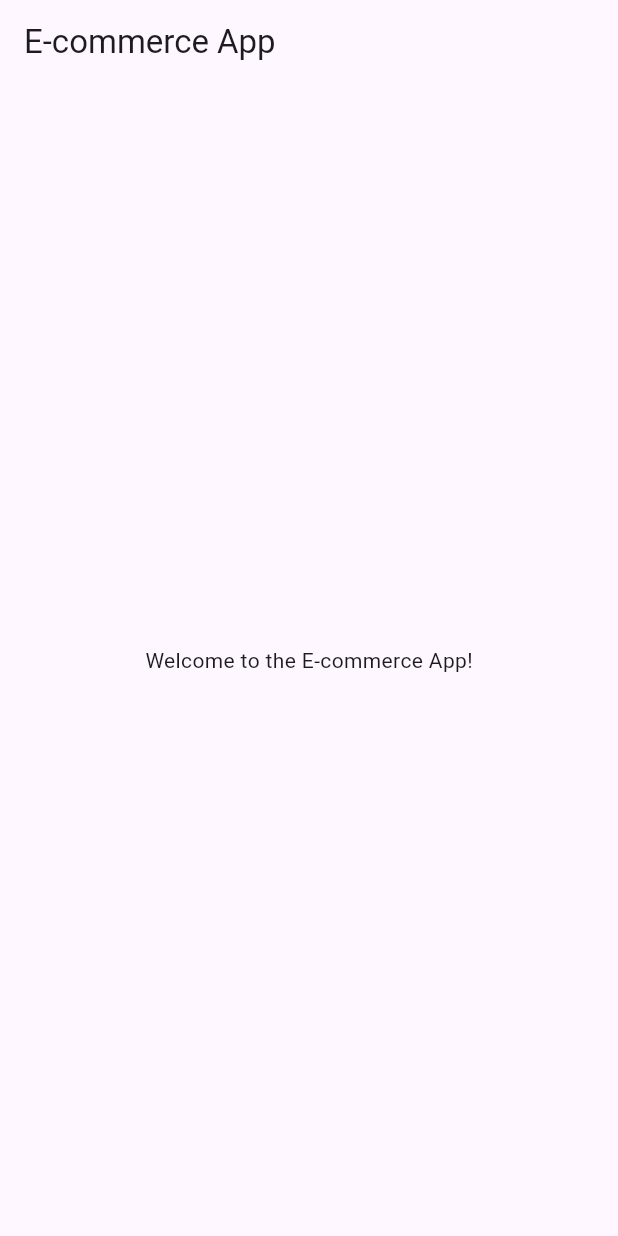
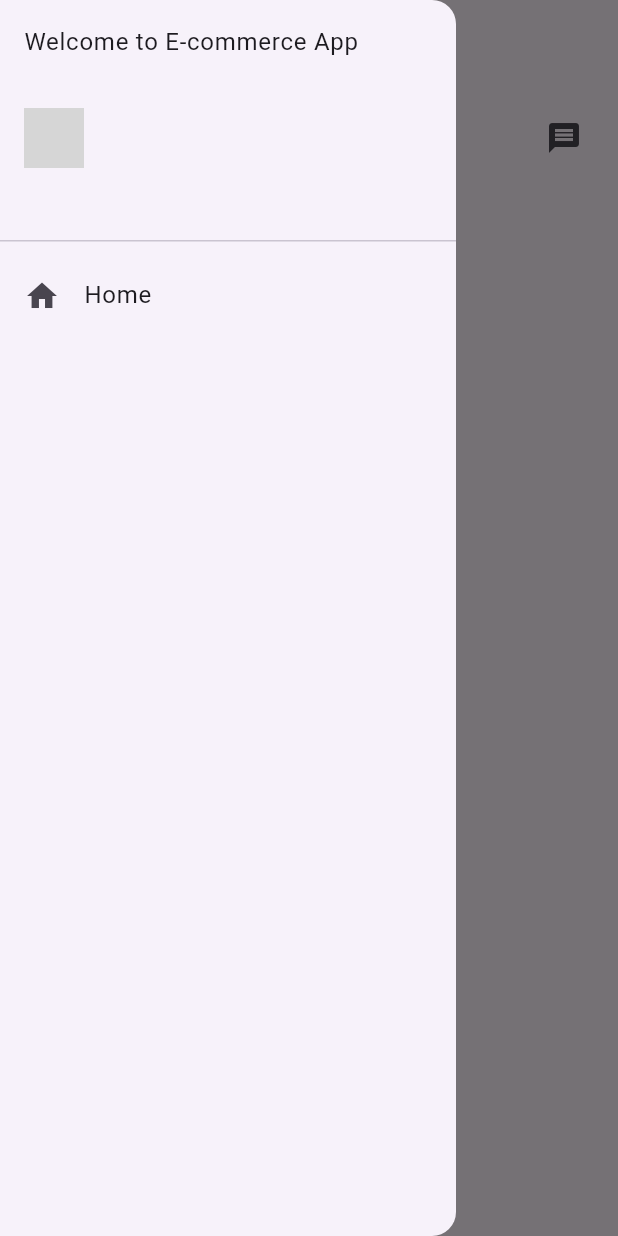
Before and after one commit to AbdullahBinShahid/FlutterSMIT, a Flutter app: the homepage screen opened directly, with the side drawer open (before the commit the screen has no drawer), on a phone screen of 412 x 824 dp. Run offline on Flutter 3.47's test engine with Material 3 defaults, Android fonts, the phone set to English and light mode, and no system bars; network calls fail; grey boxes are pictures that could not be loaded.

Commit message:
tabbar,navigation

```diff
--- a/lib/homepage.dart
+++ b/lib/homepage.dart
@@ -9,9 +9,40 @@
       appBar: AppBar(
         title: const Text('E-commerce App'),
       ),
-      body: const Center(
-        child: Text('Welcome to the E-commerce App!'),
-      )
+      body: ListView(
+        children: const [
+
+
+          ListTile(
+            leading: CircleAvatar(backgroundImage: NetworkImage("https://cdn.pixabay.com/photo/2024/07/13/07/40/cars-8891625_640.jpg"),),
+            title: Text('Abdullah '),
+            subtitle: Text('hi'),
+            trailing: Icon(Icons.message)
+          ),
+          ListTile(
+            leading: CircleAvatar(backgroundImage:AssetImage("Assets/images/images.jpg")),
+            title: Text('Product 2'),
+            subtitle: Text('Description of Product 2'),
+          ),
+          ListTile(
+            leading: Icon(Icons.shopping_cart),
+            title: Text('Product 3'),
+            subtitle: Text('Description of Product 3'),
+          ),
+        ],
+      ),
+      drawer:Drawer(
+
+        child:ListView(
+          children: [
+            DrawerHeader(child: Text('Welcome to E-commerce App')),
+          ListTile(
+            leading: Icon(Icons.home),
+            title: Text('Home'),
+
+          ),
+          ],
+        ))
     );
   }
 }
--- a/lib/main.dart
+++ b/lib/main.dart
@@ -1,5 +1,5 @@
 
-import 'package:ecommercesmit/homepage.dart';
+import 'package:ecommercesmit/profilepage.dart';
 import 'package:flutter/material.dart';
 
 void main(){
@@ -12,7 +12,8 @@
   @override
   Widget build(BuildContext context) {
     return const MaterialApp(
-      home:homepage()
+      debugShowCheckedModeBanner: false,
+      home:ProfilePage()
     );
   }
 }
--- a/pubspec.yaml
+++ b/pubspec.yaml
@@ -58,9 +58,8 @@
   uses-material-design: true
 
   # To add assets to your application, add an assets section, like this:
-  # assets:
-  #   - images/a_dot_burr.jpeg
-  #   - images/a_dot_ham.jpeg
+  assets:
+    - Assets/images/
 
   # An image asset can refer to one or more resolution-specific "variants", see
   # https://flutter.dev/to/resolution-aware-images
```
Also changed, not shown: lib/profilepage.dart (added, +30 -0 lines), lib/tabscreen.dart (added, +38 -0 lines), Assets/images/images.jpg (added).
